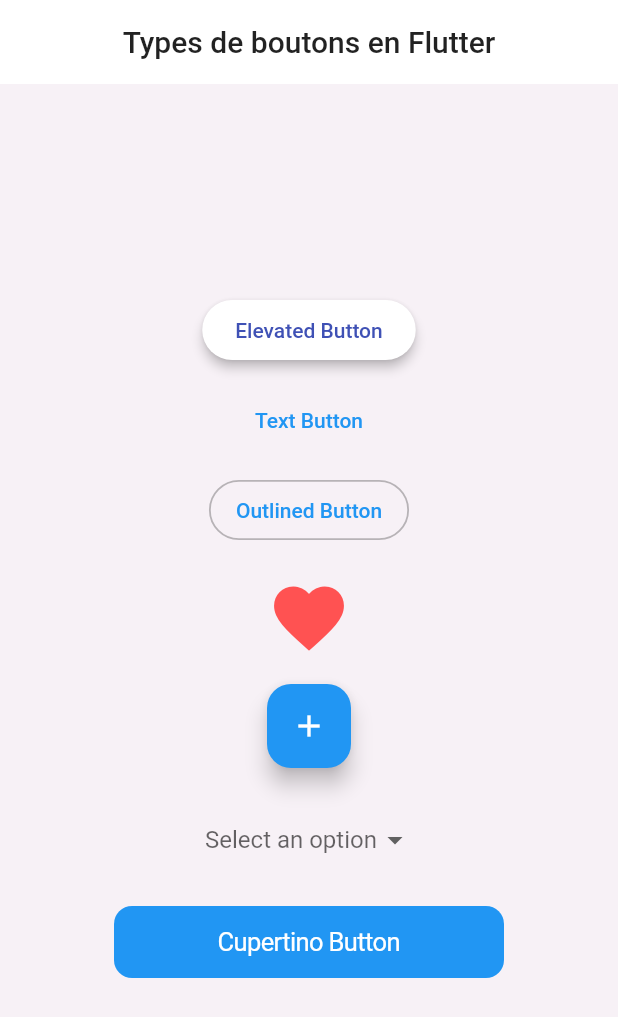
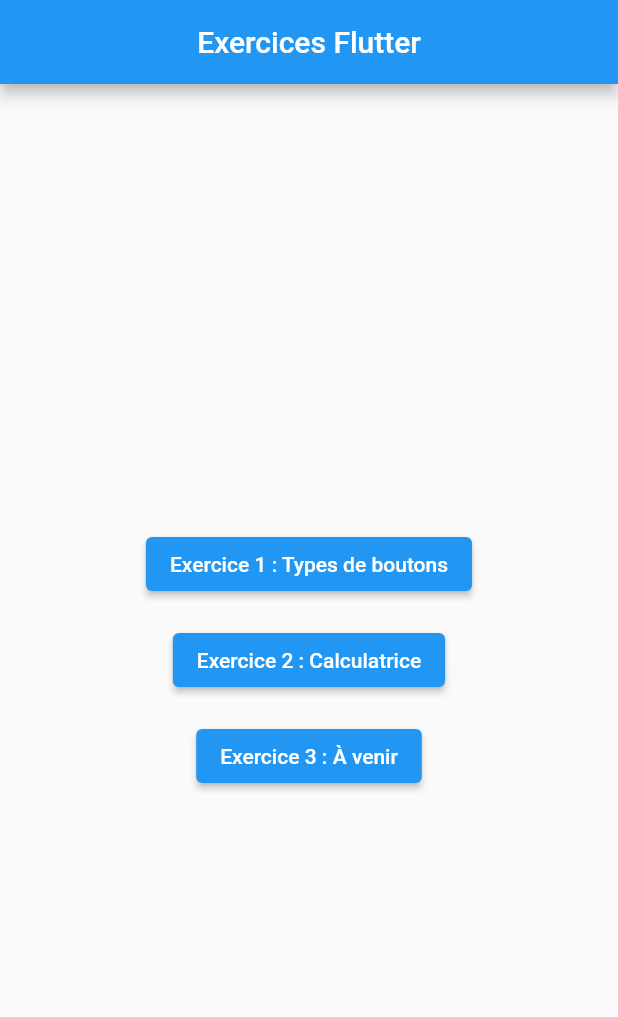
Before and after one commit to RomainMarcelli/PiscineFlutter, a Flutter app: the screen it shows after launch, on a phone screen of 412 x 824 dp. Shown: the top 1017 px of the screen. Run offline on Flutter 3.47's test engine with Material 3 defaults, Android fonts, the phone set to English and light mode, and no system bars.

Commit message:
exos 2 calculatrice

```diff
--- a/types_de_boutons/lib/main.dart
+++ b/types_de_boutons/lib/main.dart
@@ -1,5 +1,9 @@
-import 'package:flutter/cupertino.dart';
 import 'package:flutter/material.dart';
+
+// ⚡️ importe tes fichiers
+import 'types_de_boutons.dart';
+import 'calculator_page.dart';
+// import 'exo3.dart'; // tu pourras ajouter ton 3ème fichier plus tard
 
 void main() => runApp(const MyApp());
 
@@ -10,162 +14,60 @@
   Widget build(BuildContext context) {
     return MaterialApp(
       debugShowCheckedModeBanner: false,
-      title: 'Types de boutons en Flutter',
+      title: 'Mes exercices Flutter',
       theme: ThemeData(
-        useMaterial3: false, // pour un rendu proche de la capture
-        scaffoldBackgroundColor: const Color(0xFFF7F1F6), // léger rose
+        useMaterial3: false,
+        primarySwatch: Colors.blue,
       ),
-      home: const ButtonDemoPage(),
+      home: const HomePage(),
     );
   }
 }
 
-class ButtonDemoPage extends StatefulWidget {
-  const ButtonDemoPage({super.key});
-
-  @override
-  State<ButtonDemoPage> createState() => _ButtonDemoPageState();
-}
-
-class _ButtonDemoPageState extends State<ButtonDemoPage> {
-  String? _selectedOption;
-
-  // Fonction qui affiche un SnackBar
-  void _showSnack(String label) {
-    final messenger = ScaffoldMessenger.of(context);
-    messenger.hideCurrentSnackBar();
-    messenger.showSnackBar(
-      SnackBar(
-        content: Text('Vous avez cliqué sur : $label'),
-        behavior: SnackBarBehavior.floating,
-        duration: const Duration(seconds: 2),
-      ),
-    );
-  }
+class HomePage extends StatelessWidget {
+  const HomePage({super.key});
 
   @override
   Widget build(BuildContext context) {
     return Scaffold(
       appBar: AppBar(
-        title: const Text('Types de boutons en Flutter'),
-        centerTitle: true, // ✅ texte centré
-        elevation: 0,
-        backgroundColor: Colors.white,
-        foregroundColor: Colors.black87,
+        title: const Text("Exercices Flutter"),
+        centerTitle: true,
       ),
       body: Center(
-        child: SingleChildScrollView(
-          padding: const EdgeInsets.symmetric(horizontal: 24, vertical: 16),
         child: Column(
           mainAxisSize: MainAxisSize.min,
           children: [
-              // ElevatedButton (forme pilule)
             ElevatedButton(
-                onPressed: () => _showSnack('Elevated Button'),
-                style: ElevatedButton.styleFrom(
-                  elevation: 3,
-                  backgroundColor: Colors.white,
-                  foregroundColor: Colors.indigo,
-                  padding: const EdgeInsets.symmetric(
-                    horizontal: 22,
-                    vertical: 12,
-                  ),
-                  shape: const StadiumBorder(),
-                ),
-                child: const Text('Elevated Button'),
-              ),
-              const SizedBox(height: 12),
-
-              // TextButton
-              TextButton(
-                onPressed: () => _showSnack('Text Button'),
-                child: const Text('Text Button'),
-              ),
-              const SizedBox(height: 12),
-
-              // OutlinedButton (forme pilule)
-              OutlinedButton(
-                onPressed: () => _showSnack('Outlined Button'),
-                style: OutlinedButton.styleFrom(
-                  side: const BorderSide(color: Colors.black26, width: 1.2),
-                  shape: const StadiumBorder(),
-                  padding: const EdgeInsets.symmetric(
-                    horizontal: 18,
-                    vertical: 12,
-                  ),
-                ),
-                child: const Text('Outlined Button'),
-              ),
-              const SizedBox(height: 20),
-
-              // Icône cœur (grand, rouge)
-              GestureDetector(
-                onTap: () => _showSnack('Icône cœur'),
-                child: const Icon(
-                  Icons.favorite,
-                  color: Colors.redAccent,
-                  size: 56,
-                ),
+              onPressed: () {
+                Navigator.push(
+                  context,
+                  MaterialPageRoute(builder: (_) => const TypesDeBoutonsPage()),
+                );
+              },
+              child: const Text("Exercice 1 : Types de boutons"),
             ),
             const SizedBox(height: 16),
-
-              // Bouton + carré avec ombre (style FAB)
-              SizedBox(
-                height: 56,
-                width: 56,
-                child: FloatingActionButton.small(
-                  heroTag: 'inlineFab',
-                  onPressed: () => _showSnack('Bouton +'),
-                  shape: RoundedRectangleBorder(
-                    borderRadius: BorderRadius.circular(16),
+            ElevatedButton(
+              onPressed: () {
+                Navigator.push(
+                  context,
+                  MaterialPageRoute(builder: (_) => const CalculatorPage()),
+                );
+              },
+              child: const Text("Exercice 2 : Calculatrice"),
             ),
-                  child: const Icon(Icons.add),
-                ),
-              ),
-              const SizedBox(height: 24),
-
-              // Dropdown "Select an option"
-              DropdownButtonHideUnderline(
-                child: DropdownButton<String>(
-                  value: _selectedOption,
-                  hint: const Text('Select an option'),
-                  items: const [
-                    DropdownMenuItem(
-                      value: 'Option 1',
-                      child: Text('Option 1'),
-                    ),
-                    DropdownMenuItem(
-                      value: 'Option 2',
-                      child: Text('Option 2'),
-                    ),
-                    DropdownMenuItem(
-                      value: 'Option 3',
-                      child: Text('Option 3'),
+            const SizedBox(height: 16),
+            ElevatedButton(
+              onPressed: () {
+                // TODO: remplacer par ta 3ème page
+                ScaffoldMessenger.of(context).showSnackBar(
+                  const SnackBar(content: Text("Exercice 3 pas encore dispo")),
+                );
+              },
+              child: const Text("Exercice 3 : À venir"),
             ),
           ],
-                  onChanged: (value) {
-                    setState(() => _selectedOption = value);
-                    _showSnack('Dropdown: ${value ?? ''}');
-                  },
-                ),
-              ),
-              const SizedBox(height: 20),
-
-              // Cupertino button bleu plein
-              SizedBox(
-                width: 260,
-                child: CupertinoButton.filled(
-                  onPressed: () => _showSnack('Cupertino Button'),
-                  padding: const EdgeInsets.symmetric(
-                    horizontal: 16,
-                    vertical: 14,
-                  ),
-                  child: const Text('Cupertino Button'),
-                ),
-              ),
-              const SizedBox(height: 32),
-            ],
-          ),
         ),
       ),
     );
```
Also changed, not shown: types_de_boutons/lib/calculator_page.dart (added, +167 -0 lines), types_de_boutons/lib/types_de_boutons.dart (added, +147 -0 lines). Lines whose indentation alone changed are shown as unchanged.
